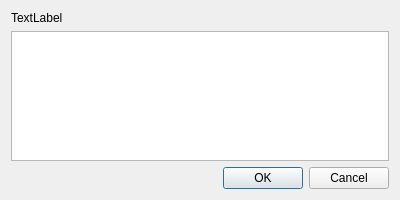
First picture: the form in ui/FileActionDialog.ui, repository AnotherFoxGuy/diesel-scm, before the edit.
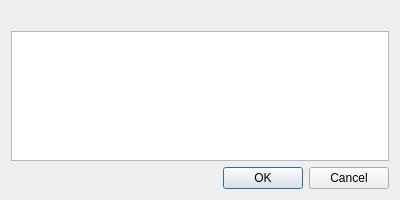
Second picture: the form after the edit.

Patch:
```diff
--- a/ui/FileActionDialog.ui
+++ b/ui/FileActionDialog.ui
@@ -26,7 +26,7 @@
       <enum>QFrame::NoFrame</enum>
      </property>
      <property name="text">
-      <string>TextLabel</string>
+      <string/>
      </property>
      <property name="wordWrap">
       <bool>true</bool>
```
